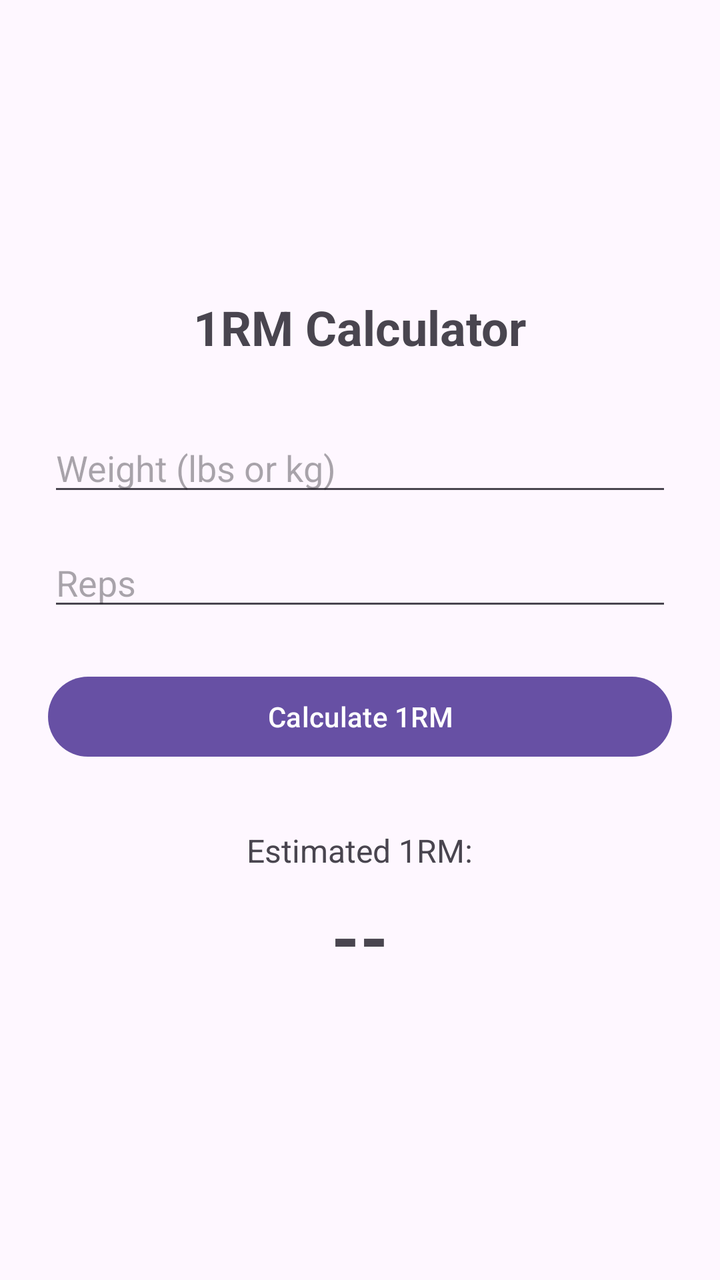
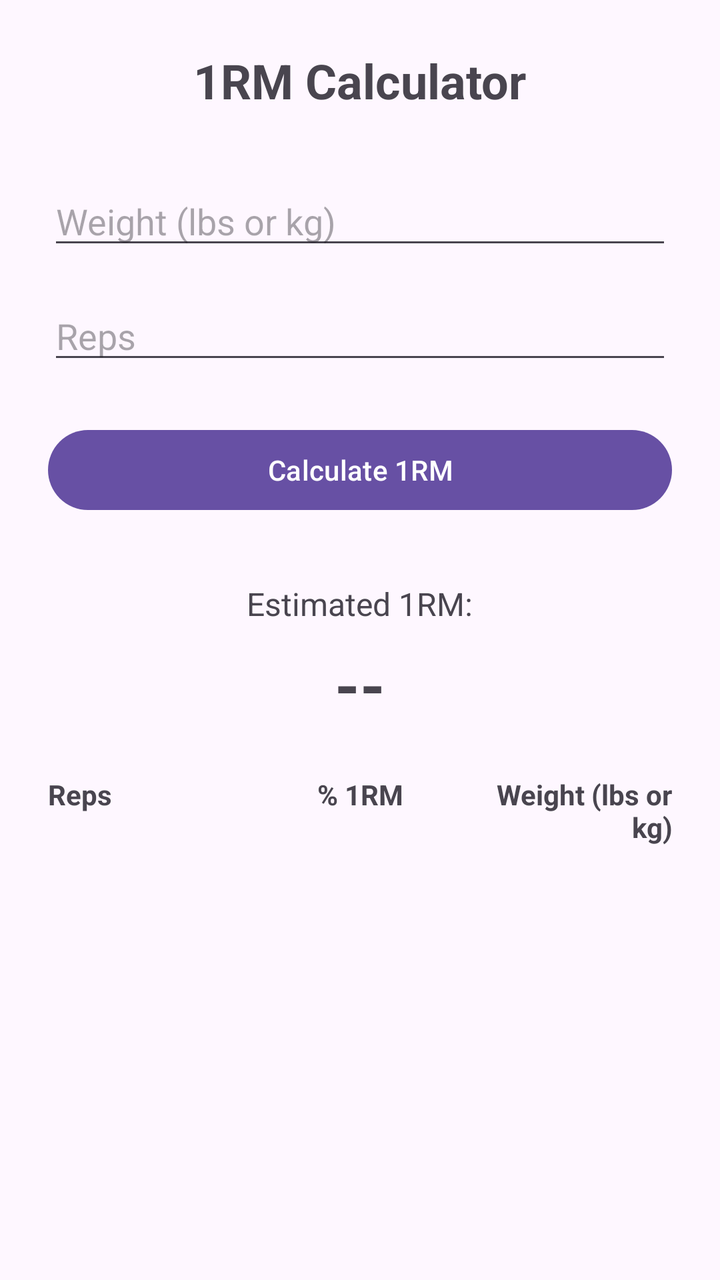

Compare the two renders of this Android layout. The source of the first and the diff that turns it into the second are given below.
<!-- AndroidManifest.xml: application theme Theme.OneRepMax -->
<!-- res/layout/activity_main.xml -->
<?xml version="1.0" encoding="utf-8"?>
<LinearLayout xmlns:android="http://schemas.android.com/apk/res/android"
    android:layout_width="match_parent"
    android:layout_height="match_parent"
    android:orientation="vertical"
    android:padding="24dp"
    android:gravity="center">

    <TextView
        android:layout_width="wrap_content"
        android:layout_height="wrap_content"
        android:text="@string/title"
        android:textSize="24sp"
        android:textStyle="bold"
        android:layout_marginBottom="32dp"/>

    <EditText
        android:id="@+id/etWeight"
        android:layout_width="match_parent"
        android:layout_height="wrap_content"
        android:autofillHints="weight"
        android:hint="@string/weight"
        android:inputType="numberDecimal"
        android:layout_marginBottom="16dp"/>

    <EditText
        android:id="@+id/etReps"
        android:layout_width="match_parent"
        android:layout_height="wrap_content"
        android:autofillHints="reps"
        android:hint="@string/reps"
        android:inputType="number"
        android:layout_marginBottom="24dp"/>

    <Button
        android:id="@+id/btnCalculate"
        android:layout_width="match_parent"
        android:layout_height="wrap_content"
        android:text="@string/calculate_1rm"
        android:layout_marginBottom="32dp"/>

    <TextView
        android:layout_width="wrap_content"
        android:layout_height="wrap_content"
        android:text="@string/estimated_1rm"
        android:textSize="16sp"
        android:layout_marginBottom="8dp"/>

    <TextView
        android:id="@+id/tvResult"
        android:layout_width="wrap_content"
        android:layout_height="wrap_content"
        android:text="--"
        android:textSize="36sp"
        android:textStyle="bold"/>

</LinearLayout>
<!-- resources referenced by this layout -->
<resources>
  <string name="calculate_1rm">Calculate 1RM</string>
  <string name="estimated_1rm">Estimated 1RM:</string>
  <string name="reps">Reps</string>
  <string name="title">1RM Calculator</string>
  <string name="weight">Weight (lbs or kg)</string>
  <style name="Theme.OneRepMax" parent="Base.Theme.OneRepMax" />
  <style name="Base.Theme.OneRepMax" parent="Theme.Material3.DayNight.NoActionBar">
          
          
      </style>
</resources>

<!-- the commit's change to res/layout/activity_main.xml (unified diff, before → after) -->
@@ -1,10 +1,15 @@
 <?xml version="1.0" encoding="utf-8"?>
-<LinearLayout xmlns:android="http://schemas.android.com/apk/res/android"
+<ScrollView xmlns:android="http://schemas.android.com/apk/res/android"
     android:layout_width="match_parent"
     android:layout_height="match_parent"
-    android:orientation="vertical"
-    android:padding="24dp"
-    android:gravity="center">
+    android:fillViewport="true">
+
+    <LinearLayout
+        android:layout_width="match_parent"
+        android:layout_height="wrap_content"
+        android:orientation="vertical"
+        android:padding="24dp"
+        android:gravity="center_horizontal">
 
     <TextView
         android:layout_width="wrap_content"
@@ -46,12 +51,56 @@
         android:textSize="16sp"
         android:layout_marginBottom="8dp"/>
 
-    <TextView
-        android:id="@+id/tvResult"
-        android:layout_width="wrap_content"
-        android:layout_height="wrap_content"
-        android:text="--"
-        android:textSize="36sp"
-        android:textStyle="bold"/>
+        <TextView
+            android:id="@+id/tvResult"
+            android:layout_width="wrap_content"
+            android:layout_height="wrap_content"
+            android:text="--"
+            android:textSize="32sp"
+            android:textStyle="bold"
+            android:layout_marginBottom="24dp"/>
 
-</LinearLayout>
+        
+        <LinearLayout
+            android:layout_width="match_parent"
+            android:layout_height="wrap_content"
+            android:orientation="horizontal"
+            android:paddingBottom="8dp"
+            android:layout_marginBottom="8dp">
+
+            <TextView
+                android:layout_width="0dp"
+                android:layout_height="wrap_content"
+                android:layout_weight="1"
+                android:text="@string/reps"
+                android:textStyle="bold"
+                android:textSize="14sp"/>
+
+            <TextView
+                android:layout_width="0dp"
+                android:layout_height="wrap_content"
+                android:layout_weight="1"
+                android:text="@string/percent_1rm"
+                android:textStyle="bold"
+                android:textSize="14sp"
+                android:gravity="center"/>
+
+            <TextView
+                android:layout_width="0dp"
+                android:layout_height="wrap_content"
+                android:layout_weight="1"
+                android:text="@string/weight"
+                android:textStyle="bold"
+                android:textSize="14sp"
+                android:gravity="end"/>
+        </LinearLayout>
+
+        
+        <LinearLayout
+            android:id="@+id/layoutBreakdownContainer"
+            android:layout_width="match_parent"
+            android:layout_height="wrap_content"
+            android:orientation="vertical"/>
+
+    </LinearLayout>
+</ScrollView>
<!-- resource entries referenced after the edit -->
@@ -2,6 +2,7 @@
 <resources>
   <string name="calculate_1rm">Calculate 1RM</string>
   <string name="estimated_1rm">Estimated 1RM:</string>
+  <string name="percent_1rm">% 1RM</string>
   <string name="reps">Reps</string>
   <string name="title">1RM Calculator</string>
   <string name="weight">Weight (lbs or kg)</string>
